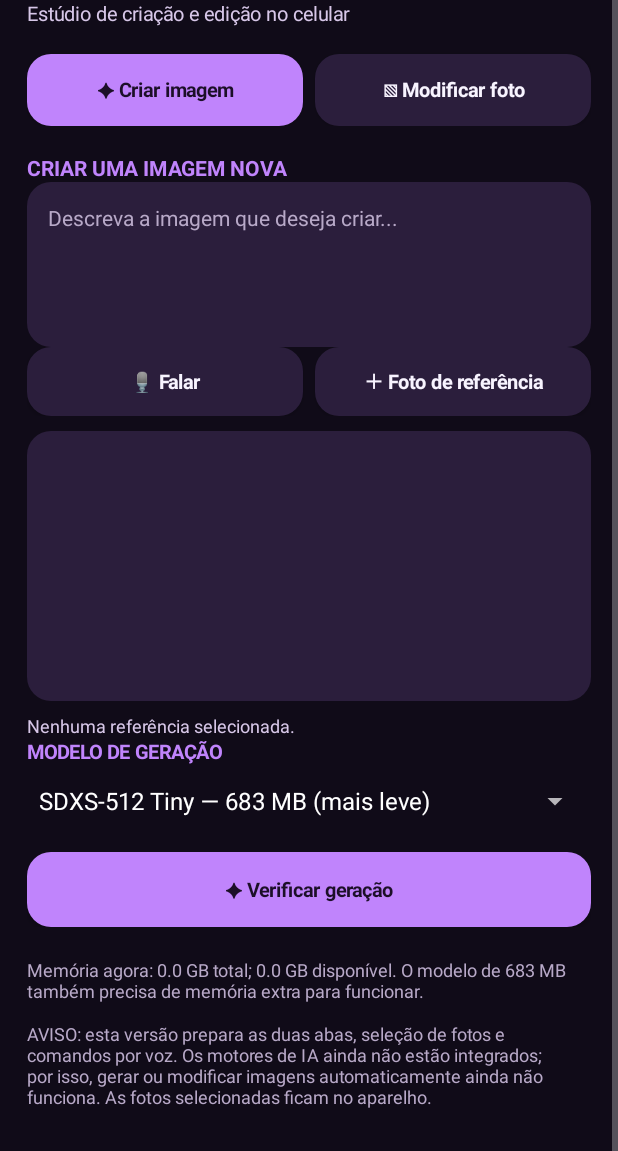
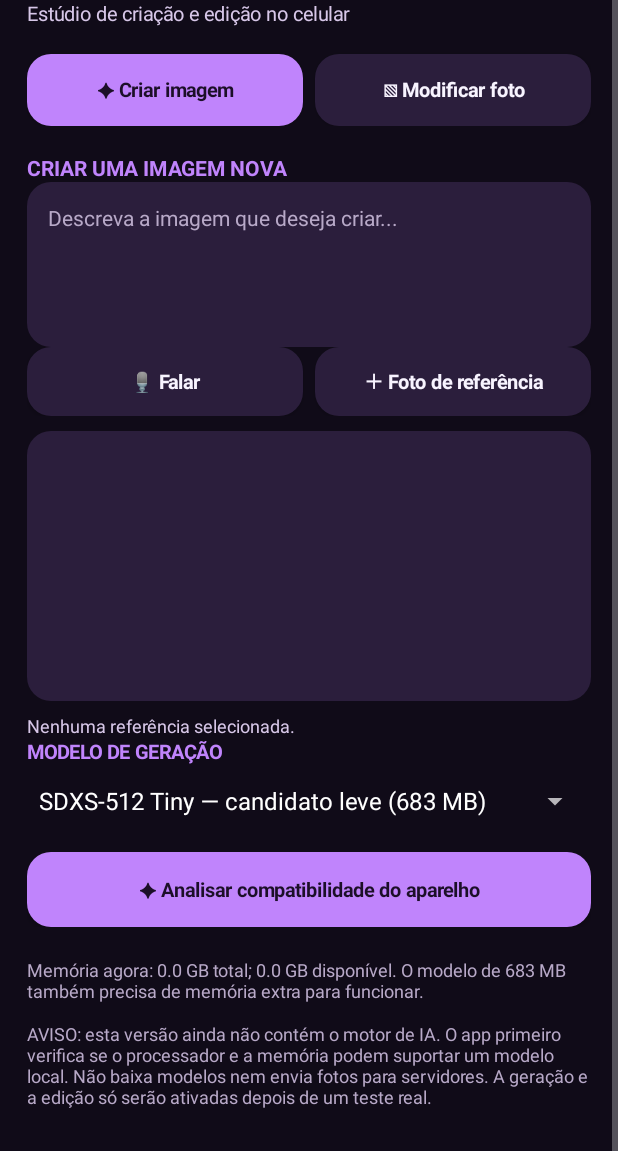
Before and after one commit to ohivyyctcvyovy-dotcom/12345, an Android app: the screen it shows after launch (MainActivity), scrolled down 4 dp, on a phone screen of 412 x 824 dp, the part 85-1236 px from its top. Run offline under Robolectric (Android 15) with nearby library versions, the phone set to English and light mode, and no system bars.

Commit message:
Add preliminary offline AI device compatibility check

```diff
--- a/ImageLabAI/android/app/src/main/java/com/imagelab/ai/MainActivity.java
+++ b/ImageLabAI/android/app/src/main/java/com/imagelab/ai/MainActivity.java
@@ -1,5 +1,5 @@
 package com.imagelab.ai;
-import android.app.*;import android.app.ActivityManager;import android.os.Bundle;import android.content.*;import android.graphics.Color;import android.graphics.Typeface;import android.net.Uri;import android.speech.RecognizerIntent;import android.view.Gravity;import android.view.View;import android.widget.*;import java.util.ArrayList;
+import android.app.*;import android.app.ActivityManager;import android.os.Bundle;import android.content.*;import android.graphics.Color;import android.graphics.Typeface;import android.net.Uri;import android.speech.RecognizerIntent;import android.view.Gravity;import android.view.View;import android.widget.*;import java.util.ArrayList;import java.io.BufferedReader;import java.io.FileReader;import android.os.Build;
 public class MainActivity extends Activity{
  int BG=Color.rgb(16,11,24),PANEL=Color.rgb(43,30,60),PURPLE=Color.rgb(192,132,252),WHITE=Color.rgb(248,244,255);
  LinearLayout page,createPanel,editPanel;EditText createPrompt,editPrompt;ImageView createPreview,editPreview;TextView createStatus,editStatus;Spinner models;
@@ -12,13 +12,15 @@ public class MainActivity extends Activity{
  createPanel=new LinearLayout(this);createPanel.setOrientation(1);createPanel.setPadding(0,dp(18),0,0);createPanel.addView(txt("CRIAR UMA IMAGEM NOVA",14,PURPLE,true));createPrompt=edit("Descreva a imagem que deseja criar...");createPanel.addView(createPrompt,new LinearLayout.LayoutParams(-1,dp(110)));
  LinearLayout ca=new LinearLayout(this);Button cv=btn("🎙 Falar",false),cp=btn("＋ Foto de referência",false);ca.addView(cv,new LinearLayout.LayoutParams(0,dp(46),1));LinearLayout.LayoutParams cpl=new LinearLayout.LayoutParams(0,dp(46),1);cpl.leftMargin=dp(8);ca.addView(cp,cpl);createPanel.addView(ca);
  createPreview=preview();createPanel.addView(createPreview,previewParams());createStatus=txt("Nenhuma referência selecionada.",12,0xFFD7C7E8,false);createPanel.addView(createStatus);createPanel.addView(txt("MODELO DE GERAÇÃO",13,PURPLE,true));
- models=new Spinner(this);String[] choices={"SDXS-512 Tiny — 683 MB (mais leve)","SD-Turbo — cerca de 2 GB (mais pesado)"};ArrayAdapter<String> ad=new ArrayAdapter<>(this,android.R.layout.simple_spinner_item,choices);ad.setDropDownViewResource(android.R.layout.simple_spinner_dropdown_item);models.setAdapter(ad);createPanel.addView(models,new LinearLayout.LayoutParams(-1,dp(48)));Button gen=btn("✦ Verificar geração",true);LinearLayout.LayoutParams gp=new LinearLayout.LayoutParams(-1,dp(50));gp.topMargin=dp(10);createPanel.addView(gen,gp);page.addView(createPanel);
+ models=new Spinner(this);String[] choices={"SDXS-512 Tiny — candidato leve (683 MB)"};ArrayAdapter<String> ad=new ArrayAdapter<>(this,android.R.layout.simple_spinner_item,choices);ad.setDropDownViewResource(android.R.layout.simple_spinner_dropdown_item);models.setAdapter(ad);createPanel.addView(models,new LinearLayout.LayoutParams(-1,dp(48)));Button gen=btn("✦ Analisar compatibilidade do aparelho",true);LinearLayout.LayoutParams gp=new LinearLayout.LayoutParams(-1,dp(50));gp.topMargin=dp(10);createPanel.addView(gen,gp);page.addView(createPanel);
  editPanel=new LinearLayout(this);editPanel.setOrientation(1);editPanel.setPadding(0,dp(18),0,0);editPanel.setVisibility(View.GONE);editPanel.addView(txt("MODIFICAR UMA FOTO EXISTENTE",14,PURPLE,true));editPanel.addView(txt("Esta aba é separada. Escolha uma foto e diga o que deseja mudar.",13,0xFFD7C7E8,false));Button pick=btn("＋ Escolher foto da galeria",false);LinearLayout.LayoutParams pp=new LinearLayout.LayoutParams(-1,dp(48));pp.topMargin=dp(10);editPanel.addView(pick,pp);editPreview=preview();editPanel.addView(editPreview,previewParams());editStatus=txt("Nenhuma foto selecionada.",12,0xFFD7C7E8,false);editPanel.addView(editStatus);editPrompt=edit("Ex.: mude o fundo, a roupa ou a iluminação...");LinearLayout.LayoutParams ep=new LinearLayout.LayoutParams(-1,dp(110));ep.topMargin=dp(10);editPanel.addView(editPrompt,ep);Button ev=btn("🎙 Ditar alteração",false);editPanel.addView(ev);Button apply=btn("✦ Aplicar mudança na foto",true);LinearLayout.LayoutParams ap=new LinearLayout.LayoutParams(-1,dp(50));ap.topMargin=dp(10);editPanel.addView(apply,ap);page.addView(editPanel);
- TextView memory=txt(mem(),12,0xFFB8A9C8,false);LinearLayout.LayoutParams mp=new LinearLayout.LayoutParams(-1,-2);mp.topMargin=dp(20);page.addView(memory,mp);TextView note=txt("AVISO: esta versão prepara as duas abas, seleção de fotos e comandos por voz. Os motores de IA ainda não estão integrados; por isso, gerar ou modificar imagens automaticamente ainda não funciona. As fotos selecionadas ficam no aparelho.",12,0xFFB8A9C8,false);LinearLayout.LayoutParams np=new LinearLayout.LayoutParams(-1,-2);np.topMargin=dp(12);page.addView(note,np);
+ TextView memory=txt(mem(),12,0xFFB8A9C8,false);LinearLayout.LayoutParams mp=new LinearLayout.LayoutParams(-1,-2);mp.topMargin=dp(20);page.addView(memory,mp);TextView note=txt("AVISO: esta versão ainda não contém o motor de IA. O app primeiro verifica se o processador e a memória podem suportar um modelo local. Não baixa modelos nem envia fotos para servidores. A geração e a edição só serão ativadas depois de um teste real.",12,0xFFB8A9C8,false);LinearLayout.LayoutParams np=new LinearLayout.LayoutParams(-1,-2);np.topMargin=dp(12);page.addView(note,np);
  ct.setOnClickListener(v->tab(true,ct,et));et.setOnClickListener(v->tab(false,ct,et));cp.setOnClickListener(v->pick(PC));pick.setOnClickListener(v->pick(PE));cv.setOnClickListener(v->speak(SC));ev.setOnClickListener(v->speak(SE));gen.setOnClickListener(v->info(false));apply.setOnClickListener(v->info(true));setContentView(scroll);
  }
  void tab(boolean c,Button ct,Button et){createPanel.setVisibility(c?View.VISIBLE:View.GONE);editPanel.setVisibility(c?View.GONE:View.VISIBLE);ct.setBackground(bg(c?PURPLE:PANEL));ct.setTextColor(c?Color.rgb(28,15,40):WHITE);et.setBackground(bg(c?PANEL:PURPLE));et.setTextColor(c?WHITE:Color.rgb(28,15,40));}
- void info(boolean editing){String m=editing?"A foto e o pedido estão nesta aba separada. A edição por IA ainda precisa do motor local integrado. Nenhuma alteração foi aplicada.":"Modelo selecionado: "+models.getSelectedItem()+". O motor de geração ainda não foi integrado. Nenhuma geração será iniciada nesta versão.";new AlertDialog.Builder(this).setTitle(editing?"Edição ainda não ativada":"Geração ainda não ativada").setMessage(m).setPositiveButton("Entendi",null).show();}
+ String cpuFlags(){StringBuilder out=new StringBuilder();try(BufferedReader br=new BufferedReader(new FileReader("/proc/cpuinfo"))){String line;while((line=br.readLine())!=null){String low=line.toLowerCase(java.util.Locale.US);if(low.startsWith("features")||low.startsWith("flags")){out.append(line);break;}}}catch(Exception ignored){}return out.toString().toLowerCase(java.util.Locale.US);}
+ String compatibility(){ActivityManager.MemoryInfo i=new ActivityManager.MemoryInfo();((ActivityManager)getSystemService(ACTIVITY_SERVICE)).getMemoryInfo(i);String flags=cpuFlags();boolean arm64=false;for(String abi:Build.SUPPORTED_ABIS)if(abi.equalsIgnoreCase("arm64-v8a"))arm64=true;boolean dot=flags.contains("asimddp");boolean half=flags.contains("fphp")&&flags.contains("asimdhp");double free=i.availMem/1073741824.0,total=i.totalMem/1073741824.0;StringBuilder s=new StringBuilder();s.append("Android: ").append(Build.VERSION.RELEASE).append("\\nArquitetura 64-bit: ").append(arm64?"sim":"não detectada").append("\\nInstruções dot-product: ").append(dot?"detectadas":"não detectadas").append("\\nFP16: ").append(half?"detectado":"não detectado").append(String.format(java.util.Locale.US,"\\nRAM total: %.2f GB\\nRAM livre agora: %.2f GB",total,free));s.append("\\n\\n");if(!arm64||!dot||!half)s.append("Resultado: o runtime leve investigado provavelmente não é compatível com este processador.");else if(free<1.5)s.append("Resultado: o processador parece compatível, mas a memória livre está baixa. Feche outros aplicativos e teste novamente.");else s.append("Resultado: requisitos básicos detectados. Ainda é necessário testar a geração real; isto não garante funcionamento.");s.append("\\n\\nNenhum modelo foi baixado e nenhuma imagem foi enviada.");return s.toString();}
+ void info(boolean editing){String m=editing?"A edição por IA ainda precisa do motor local integrado. Nenhuma alteração foi aplicada.":"Verificação preliminar do aparelho\\n\\n"+compatibility()+"\\n\\nO modelo SDXS continua sendo apenas um candidato. O aplicativo ainda não gera imagens.";new AlertDialog.Builder(this).setTitle(editing?"Edição ainda não ativada":"Diagnóstico do aparelho").setMessage(m).setPositiveButton("Entendi",null).show();}
  String mem(){ActivityManager.MemoryInfo i=new ActivityManager.MemoryInfo();((ActivityManager)getSystemService(ACTIVITY_SERVICE)).getMemoryInfo(i);return String.format(java.util.Locale.US,"Memória agora: %.1f GB total; %.1f GB disponível. O modelo de 683 MB também precisa de memória extra para funcionar.",i.totalMem/1073741824.0,i.availMem/1073741824.0);}
  EditText edit(String h){EditText e=new EditText(this);e.setTextColor(WHITE);e.setHintTextColor(0xFFB8A9C8);e.setHint(h);e.setTextSize(14);e.setGravity(Gravity.TOP);e.setMinLines(3);e.setPadding(dp(14),dp(14),dp(14),dp(14));e.setBackground(bg(PANEL));return e;}
  ImageView preview(){ImageView v=new ImageView(this);v.setScaleType(ImageView.ScaleType.FIT_CENTER);v.setBackground(bg(PANEL));return v;}LinearLayout.LayoutParams previewParams(){LinearLayout.LayoutParams p=new LinearLayout.LayoutParams(-1,dp(180));p.topMargin=dp(10);p.bottomMargin=dp(8);return p;}
```
